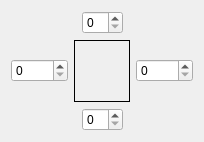
Qt form ui/ExtendPattern.ui (KDE/kxstitch) before a commit.
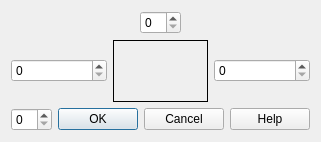
The same form after that commit.

Commit message: KDialog -> QDialog

```diff
--- a/ui/ExtendPattern.ui
+++ b/ui/ExtendPattern.ui
@@ -161,6 +161,13 @@
        </property>
       </spacer>
      </item>
+     <item>
+      <widget class="QDialogButtonBox" name="DialogButtonBox">
+       <property name="standardButtons">
+        <set>QDialogButtonBox::Cancel|QDialogButtonBox::Help|QDialogButtonBox::Ok</set>
+       </property>
+      </widget>
+     </item>
     </layout>
    </item>
   </layout>
```
The commit also changes 2 other files.
